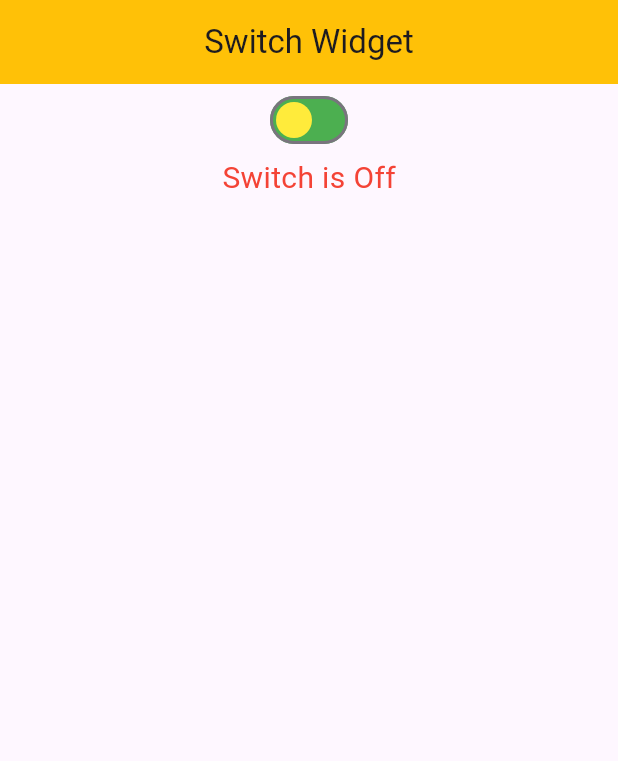
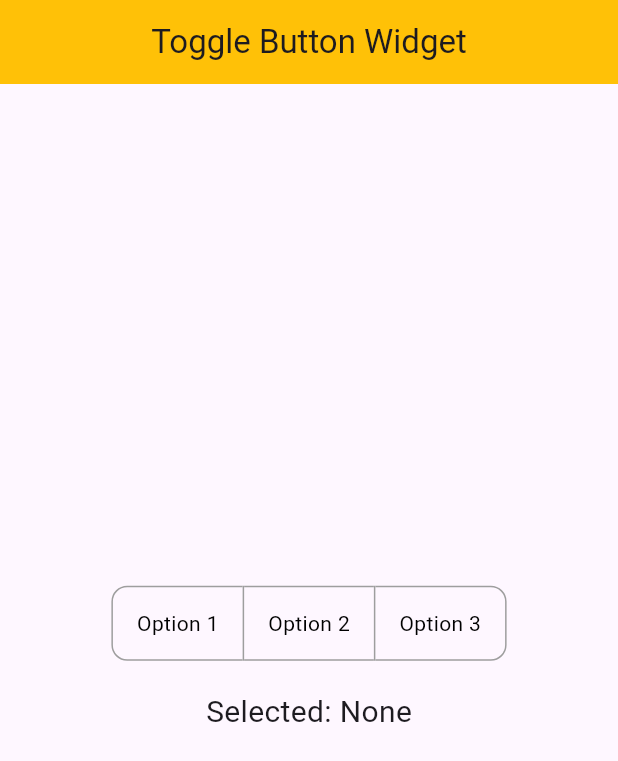
Before and after one commit to Ajkaushik9045/flutter_basics, a Flutter app: the screen it shows after launch, on a phone screen of 412 x 824 dp. Shown: the top 761 px of the screen. Run offline on Flutter 3.47's test engine with Material 3 defaults, Android fonts, the phone set to English and light mode, and no system bars; our stand-ins replace cached_network_image, device_preview.

Commit message:
togglebutton

```diff
--- /dev/null
+++ b/lib/Flutter_Widgets/Input_Widgets/toggel_widget.dart
@@ -0,0 +1,74 @@
+import 'package:flutter/material.dart';
+
+class ToggleButtonWidget extends StatefulWidget {
+  const ToggleButtonWidget({super.key});
+
+  @override
+  State<ToggleButtonWidget> createState() => _ToggleButtonWidgetState();
+}
+
+class _ToggleButtonWidgetState extends State<ToggleButtonWidget> {
+  // List to keep track of the selected buttons
+  List<bool> isSelected = [false, false, false];
+
+  @override
+  Widget build(BuildContext context) {
+    return Scaffold(
+      appBar: AppBar(
+        title: const Text("Toggle Button Widget"),
+        centerTitle: true,
+        backgroundColor: Colors.amber,
+      ),
+      body: Center(
+        child: Column(
+          mainAxisAlignment: MainAxisAlignment.center,
+          children: [
+            ToggleButtons(
+              isSelected: isSelected,
+              onPressed: (int index) {
+                setState(() {
+                  isSelected[index] = !isSelected[index]; // Toggle the button state
+                });
+              },
+              color: Colors.black, // Color for the unselected buttons' text/icon
+              selectedColor: Colors.white, // Color for the selected buttons' text/icon
+              fillColor: Colors.blue, // Background color for the selected buttons
+              borderColor: Colors.grey, // Border color for the buttons
+              selectedBorderColor: Colors.green, // Border color when selected
+              borderRadius: BorderRadius.circular(10), // Rounded corners for the buttons
+              children: const [
+                Padding(
+                  padding: EdgeInsets.symmetric(horizontal: 16.0),
+                  child: Text("Option 1"),
+                ),
+                Padding(
+                  padding: EdgeInsets.symmetric(horizontal: 16.0),
+                  child: Text("Option 2"),
+                ),
+                Padding(
+                  padding: EdgeInsets.symmetric(horizontal: 16.0),
+                  child: Text("Option 3"),
+                ),
+              ],
+            ),
+            const SizedBox(height: 20),
+            Text(
+              "Selected: ${getSelectedOptions()}",
+              style: const TextStyle(fontSize: 20),
+            ),
+          ],
+        ),
+      ),
+    );
+  }
+
+  // Helper function to get a string representation of the selected options
+  String getSelectedOptions() {
+    List<String> selectedOptions = [];
+    if (isSelected[0]) selectedOptions.add("Option 1");
+    if (isSelected[1]) selectedOptions.add("Option 2");
+    if (isSelected[2]) selectedOptions.add("Option 3");
+
+    return selectedOptions.isNotEmpty ? selectedOptions.join(', ') : "None";
+  }
+}
--- a/lib/main.dart
+++ b/lib/main.dart
@@ -21,6 +21,7 @@ import 'package:flutter_basics/Flutter_Widgets/Input_Widgets/radio_list_tiles.da
 import 'package:flutter_basics/Flutter_Widgets/Input_Widgets/radio_widget.dart';
 import 'package:flutter_basics/Flutter_Widgets/Input_Widgets/switch_widget.dart';
 import 'package:flutter_basics/Flutter_Widgets/Input_Widgets/textfield_widget.dart';
+import 'package:flutter_basics/Flutter_Widgets/Input_Widgets/toggel_widget.dart';
 import 'package:flutter_basics/Flutter_Widgets/Layout_Widgets/expanded_widget.dart';
 import 'package:flutter_basics/Flutter_Widgets/Layout_Widgets/flexible_widget.dart';
 import 'package:flutter_basics/Flutter_Widgets/Layout_Widgets/grid_view_builder_widget.dart';
@@ -48,7 +49,7 @@ class MyApp extends StatelessWidget {
   Widget build(BuildContext context) {
     return const MaterialApp(
       debugShowCheckedModeBanner: false,
-      home: SwitchWidget(),
+      home: ToggleButtonWidget(),
     );
   }
 }
```
